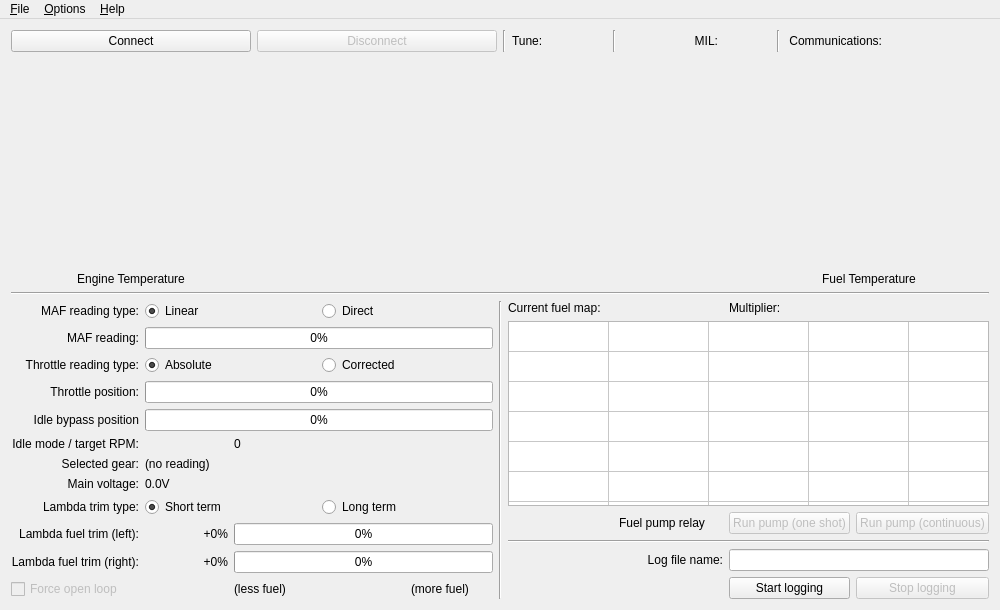
Before: the Qt Designer form mainwindow.ui in colinbourassa/rovergauge, drawn with Qt 5.
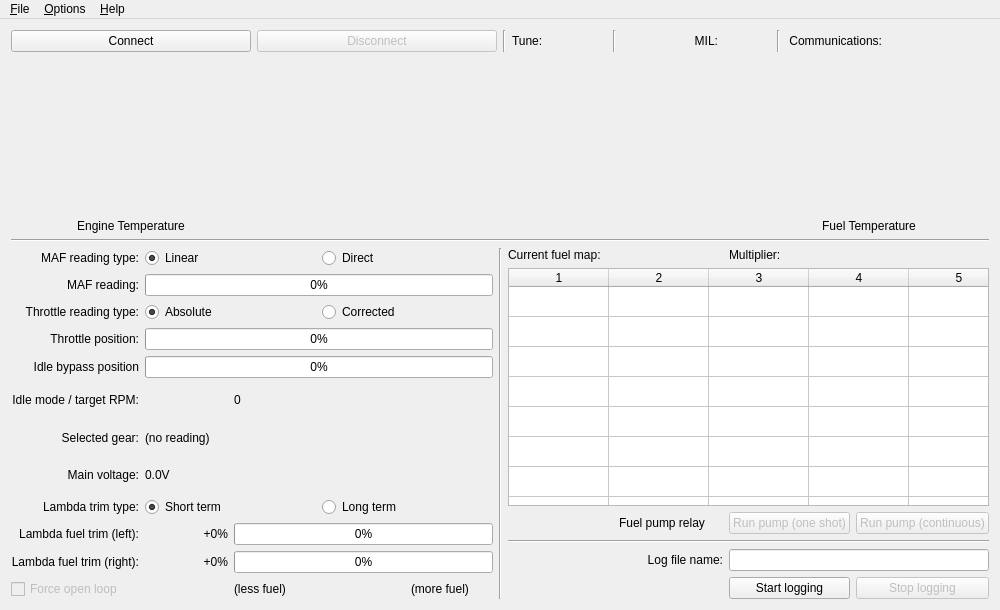
After: the same form once the commit is applied. Custom widgets are drawn as their Qt base class.

What changed in the file:
```diff
--- a/mainwindow.ui
+++ b/mainwindow.ui
@@ -28,7 +28,7 @@
   <widget class="QWidget" name="centralWidget">
    <layout class="QGridLayout" name="gridLayout">
     <item row="0" column="0">
-     <layout class="QVBoxLayout" name="m_layoutMaster" stretch="0,1,0,1">
+     <layout class="QVBoxLayout" name="m_layoutMaster" stretch="0,1,0,2">
       <item>
        <layout class="QHBoxLayout" name="m_layoutTop" stretch="1,1">
         <item>
@@ -508,7 +508,7 @@
              <number>16</number>
             </property>
             <attribute name="horizontalHeaderVisible">
-             <bool>false</bool>
+             <bool>true</bool>
             </attribute>
             <attribute name="verticalHeaderVisible">
              <bool>false</bool>
```
Left out of the diff: 4 changed lines with no effect on the pictures.
